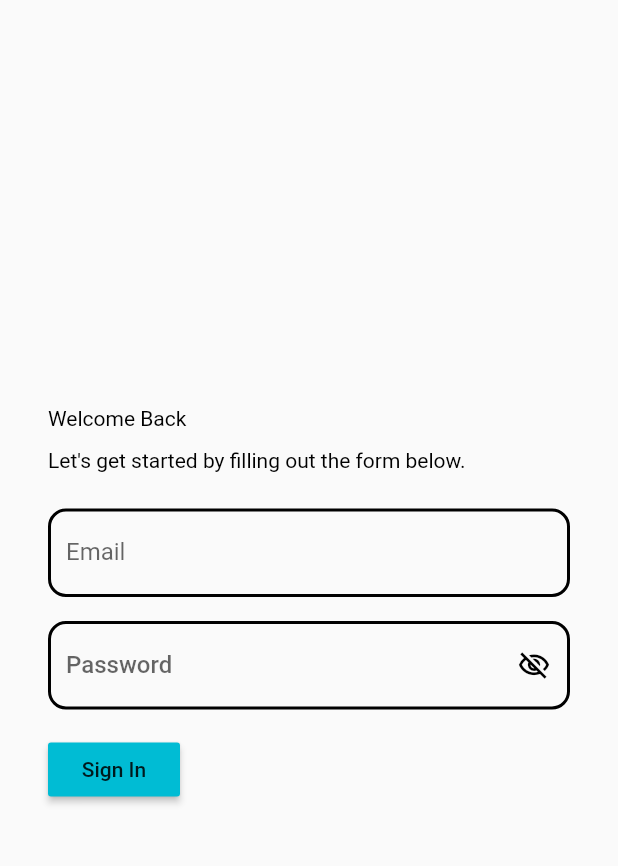
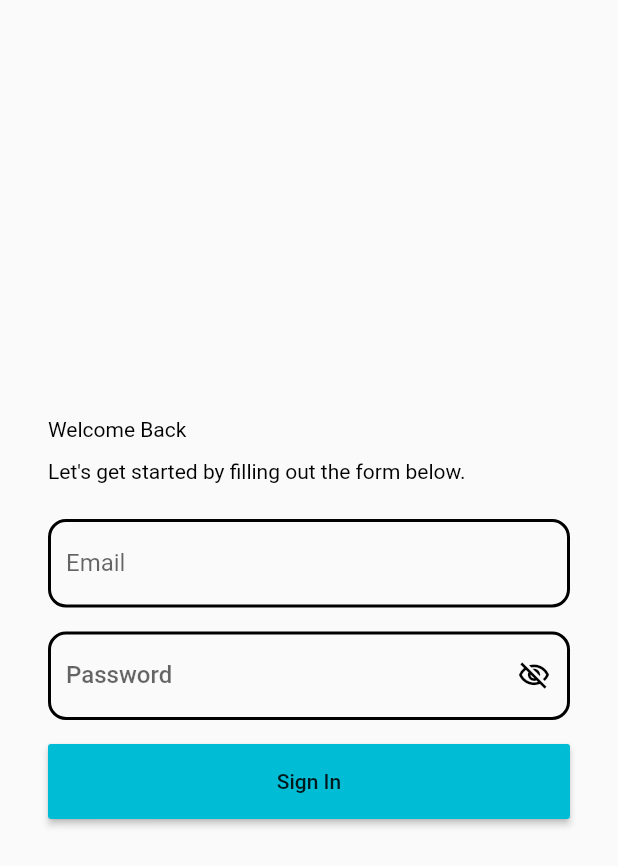
Before and after one commit to Pinal-Sabhaya/getx_dio, a Flutter app: the screen it shows after launch, on a phone screen of 412 x 824 dp. Shown: the top 866 px of the screen. Run offline on Flutter 3.47's test engine with Material 2 defaults, Android fonts, the phone set to English and light mode, and no system bars; our stand-ins replace connectivity_plus, dio, flutter_easyloading, get, shared_preferences; missing offline and left inert: awesome_top_snackbar.

Commit message:
login screen and home screen api using http & dio

```diff
--- a/lib/api_service/api_constant.dart
+++ b/lib/api_service/api_constant.dart
@@ -1,10 +1,9 @@
 //https://dummyjson.com/docs/auth
 abstract class ApiConstant {
-  static const baseUrl = "https://dummyjson.com/auth/";
-  // static const baseUrl = "https://jsonplaceholder.typicode.com/";
+  static const baseUrl = "https://dummyjson.com/";
 
-  static const getHomeData = "posts";
-  static const login = "login";
+  static const getHomeData = "products";
+  static const login = "auth/login";
 
   static const xApiKey = "x-api-key";
   static const xApiValue = "";
--- a/lib/api_service/api_service.dart
+++ b/lib/api_service/api_service.dart
@@ -11,7 +11,8 @@ import 'package:awesome_top_snackbar/awesome_top_snackbar.dart';
 
 abstract class ApiService {
   static const commonHeader = {
-    'Authorization': ''
+    'username': 'kminchelle',
+    'password': '0lelplR',
     // 'Authorization': 'Basic YWRtaW46bXVzRCB3aDE2IDdGTTEgdjgxcSBtbzZJIEUxV2c='
   };
 
@@ -19,7 +20,7 @@ abstract class ApiService {
     print("ApiService GET Api: ${endPoint}");
     print("ApiService Api Header: $commonHeader");
 
-    var response = await http.get(Uri.parse(endPoint), headers: commonHeader);
+    var response = await http.get(Uri.parse(ApiConstant.baseUrl + endPoint), headers: commonHeader);
     // await http.get(Uri.parse(BASE_URL + endPoint), headers: commonHeader);
 
     print("ApiService GET Response Code : ${response.statusCode}");
--- a/lib/pages/login/login_view.dart
+++ b/lib/pages/login/login_view.dart
@@ -1,6 +1,5 @@
 import 'package:flutter/material.dart';
 import 'package:get/get.dart';
-import 'package:getxdemo/constant/app_colors.dart';
 import 'package:getxdemo/constant/app_fonts.dart';
 import 'package:getxdemo/pages/login/login_controller.dart';
 
@@ -9,12 +8,19 @@ class LoginView extends GetView<LoginController> {
   Widget build(BuildContext context) {
     return SafeArea(
       child: Scaffold(
-            body: Column(mainAxisSize: MainAxisSize.max, mainAxisAlignment: MainAxisAlignment.center, children: [
+        body: Obx(
+          () => Column(
+            mainAxisSize: MainAxisSize.max,
+            mainAxisAlignment: MainAxisAlignment.center,
+            children: [
               Align(
                 alignment: const AlignmentDirectional(0, 0),
                 child: Padding(
                   padding: const EdgeInsetsDirectional.fromSTEB(32, 32, 32, 32),
-              child: Column(mainAxisSize: MainAxisSize.max, crossAxisAlignment: CrossAxisAlignment.start, children: [
+                  child: Column(
+                    mainAxisSize: MainAxisSize.max,
+                    crossAxisAlignment: CrossAxisAlignment.start,
+                    children: [
                       const Text(
                         'Welcome Back',
                         style: FontConstant.lufgaRegular,
@@ -71,7 +77,7 @@ class LoginView extends GetView<LoginController> {
                         padding: const EdgeInsetsDirectional.fromSTEB(0, 0, 0, 16),
                         child: TextFormField(
                           controller: controller.passwordController.value,
-                    // obscureText: !_model.passwordVisibility,
+                          obscureText: !controller.passwordVisibility.value,
                           decoration: InputDecoration(
                             labelText: 'Password',
                             hintStyle: FontConstant.lufgaLight,
@@ -104,15 +110,12 @@ class LoginView extends GetView<LoginController> {
                               borderRadius: BorderRadius.circular(12),
                             ),
                             suffixIcon: InkWell(
-                        /* onTap: () => setState(
-                              () => _model.passwordVisibility =
-                          !_model.passwordVisibility,
-                        ),*/
+                              onTap: () {
+                                controller.passwordVisibility.value = !controller.passwordVisibility.value;
+                              },
                               focusNode: FocusNode(skipTraversal: true),
-                        child: const Icon(
-                          // _model.passwordVisibility
-                          //     ? Icons.visibility_outlined :
-                          Icons.visibility_off_outlined,
+                              child: Icon(
+                                controller.passwordVisibility.value ? Icons.visibility_outlined : Icons.visibility_off_outlined,
                                 color: Colors.black,
                                 size: 22,
                               ),
@@ -122,36 +125,23 @@ class LoginView extends GetView<LoginController> {
                           // validator: _model.textControllerValidator.asValidator(context),
                         ),
                       ),
-                Padding(padding: const EdgeInsetsDirectional.fromSTEB(0, 0, 0, 16), child: MaterialButton(onPressed: () {}, color: Colors.cyan, child: const Text("Sign In"))),
-                /*Row(
-                  mainAxisSize: MainAxisSize.max,
-                  mainAxisAlignment: MainAxisAlignment.center,
-                  children: [
-                    Padding(
-                      padding:
-                      EdgeInsetsDirectional.fromSTEB(0, 4, 0, 4),
-                      child: Text(
-                        'Don\'t have an account?',
-                        style: FontConstant.lufgaMedium,
+                      MaterialButton(
+                        minWidth: double.infinity,
+                        onPressed: () {
+                          controller.loginApi();
+                        },
+                        color: Colors.cyan,
+                        child: const Text("Sign In"),
+                        height: 50.0,
                       ),
-                    ),
-                    Padding(
-                      padding:
-                      EdgeInsetsDirectional.fromSTEB(4, 4, 0, 4),
-                      child: Text(
-                        'Sign Up Here',
-                        style: FlutterFlowTheme.of(context)
-                            .bodyMedium
-                            .override(
-                          fontFamily: 'Readex Pro',
-                          color:
-                          FlutterFlowTheme.of(context).primary,
+                    ],
                   ),
                 ),
               ),
             ],
-                ),*/
-              ])))
-    ])));
+          ),
+        ),
+      ),
+    );
   }
 }
```
Also changed, not shown: lib/pages/home/homepage_controller.dart (+15 -6 lines), lib/pages/home/homepage_view.dart (+16 -4 lines), lib/pages/home/model/home_response_model.dart (+76 -20 lines), lib/pages/login/login_controller.dart (+49 -2 lines). Lines whose indentation alone changed are shown as unchanged.
